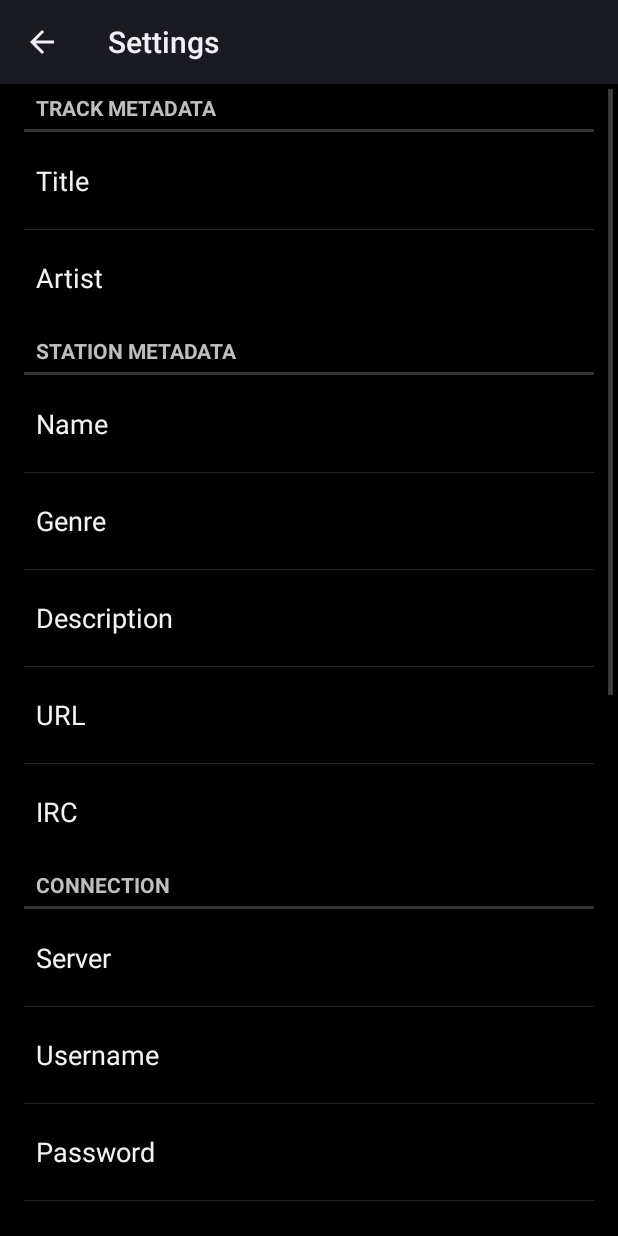
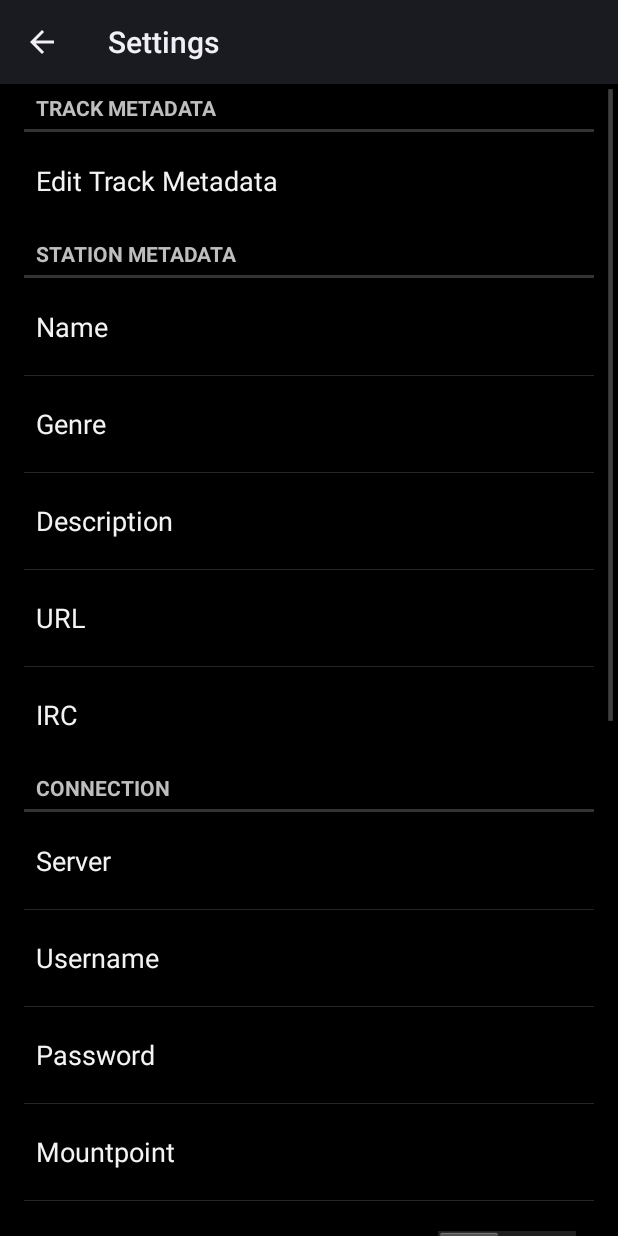
Before and after one commit to CoolMicApp/CoolMicApp-Android, an Android app: the screen it shows after launch (SettingsActivity), in the options menu, after a tap on "Settings", on a phone screen of 412 x 824 dp. Run offline under Robolectric (Android 15) with nearby library versions, the phone set to English and light mode, and no system bars; libraries missing offline, so code that uses them is left out: com.google.zxing.integration; 1 statement that could not run was skipped.

Commit message:
Feature: Removed old track metadata from settings activity and replaced it with a button

```diff
--- a/app/src/main/java/cc/echonet/coolmicapp/SettingsActivity.java
+++ b/app/src/main/java/cc/echonet/coolmicapp/SettingsActivity.java
@@ -194,9 +194,6 @@ public class SettingsActivity extends PreferenceActivity {
             // to their values. When their values change, their summaries are
             // updated to reflect the new value, per the Android Design
             // guidelines.
-            bindPreferenceSummaryToValue(findPreference("general_artist"));
-            bindPreferenceSummaryToValue(findPreference("general_title"));
-
             bindPreferenceSummaryToValue(findPreference("connection_address"));
             bindPreferenceSummaryToValue(findPreference("connection_username"));
             bindPreferenceSummaryToValue(findPreference("connection_mountpoint"));
@@ -263,6 +260,14 @@ public class SettingsActivity extends PreferenceActivity {
                     integrator.setTitle("Please scan a fully qualified URI");
                     integrator.initiateScan(IntentIntegrator.QR_CODE_TYPES);
 
+                    return true;
+                });
+            }
+
+            Preference trackmetadata_edit = getPreferenceManager().findPreference("trackmetadata_edit");
+            if (trackmetadata_edit != null) {
+                trackmetadata_edit.setOnPreferenceClickListener(preference -> {
+                    new TrackMetadataDialog(getActivity(), (new Manager(getActivity())).getCurrentProfile()).show();
                     return true;
                 });
             }
--- a/app/src/main/res/values/strings.xml
+++ b/app/src/main/res/values/strings.xml
@@ -72,11 +72,7 @@
     <!-- Track Metadata -->
     <string name="pref_header_track_metadata">Track Metadata</string>
 
-    <string name="pref_title_general_title">Title</string>
-    <string name="pref_title_general_artist">Artist</string>
-
-    <string name="pref_default_general_title"></string>
-    <string name="pref_default_general_artist"></string>
+    <string name="pref_title_edit_trackmetadata">Edit Track Metadata</string>
 
     <!-- Station Metadata -->
     <string name="pref_header_station_metadata">Station Metadata</string>
--- a/app/src/main/res/xml/pref_all.xml
+++ b/app/src/main/res/xml/pref_all.xml
@@ -23,22 +23,7 @@
 
 <PreferenceScreen xmlns:android="http://schemas.android.com/apk/res/android">
     <PreferenceCategory android:title="@string/pref_header_track_metadata">
-        <EditTextPreference
-            android:defaultValue="@string/pref_default_general_title"
-            android:inputType="text"
-            android:key="general_title"
-            android:maxLines="1"
-            android:selectAllOnFocus="true"
-            android:singleLine="true"
-            android:title="@string/pref_title_general_title" />
-        <EditTextPreference
-            android:defaultValue="@string/pref_default_general_artist"
-            android:inputType="text"
-            android:key="general_artist"
-            android:maxLines="1"
-            android:selectAllOnFocus="true"
-            android:singleLine="true"
-            android:title="@string/pref_title_general_artist" />
+        <Preference android:title="@string/pref_title_edit_trackmetadata" android:key="trackmetadata_edit"/>
     </PreferenceCategory>
 
     <PreferenceCategory android:title="@string/pref_header_station_metadata">
```
